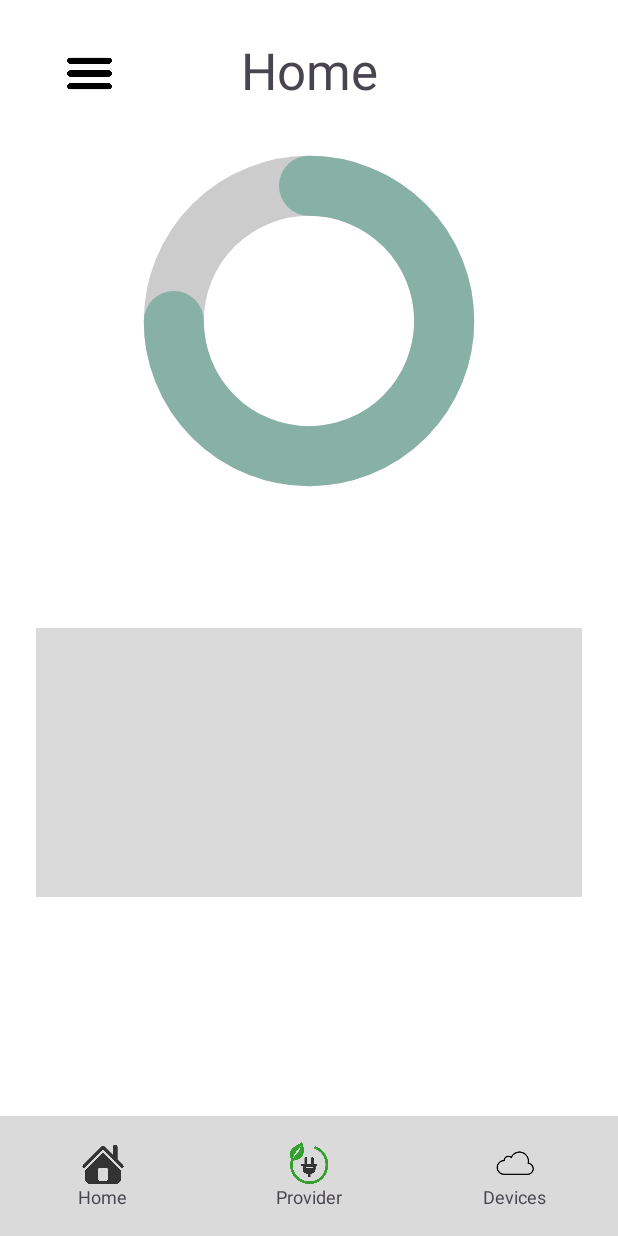
After one commit to VaccaMario/Optiwatt_AI, an Android app: the HomeActivity screen opened directly, with no data from a screen before it, on a phone screen of 412 x 824 dp. The commit adds this screen. Run offline under Robolectric (Android 15) with nearby library versions, the phone set to English and light mode, and no system bars.

Commit message:
aggiunta main con rocco della barra di navigazione e del chart con menu da img

```diff
--- a/app/build.gradle.kts
+++ b/app/build.gradle.kts
@@ -36,7 +36,6 @@ android {
 }
 
 dependencies {
-
     implementation(libs.androidx.core.ktx)
     implementation(libs.androidx.appcompat)
     implementation(libs.material)
--- a/app/src/main/AndroidManifest.xml
+++ b/app/src/main/AndroidManifest.xml
@@ -1,6 +1,7 @@
 <?xml version="1.0" encoding="utf-8"?>
 <manifest xmlns:android="http://schemas.android.com/apk/res/android"
-    xmlns:tools="http://schemas.android.com/tools">
+    xmlns:tools="http://schemas.android.com/tools"
+    package="com.example.optiwatt_ai">
 
     <application
         android:allowBackup="true"
@@ -12,18 +13,19 @@
         android:supportsRtl="true"
         android:theme="@style/Theme.Optiwatt_AI"
         tools:targetApi="31">
+
         <activity
             android:name=".MainActivity"
-            android:exported="false">
+            android:exported="true">
             <intent-filter>
                 <action android:name="android.intent.action.MAIN" />
-
                 <category android:name="android.intent.category.LAUNCHER" />
             </intent-filter>
         </activity>
-        <activity
-            android:name=".ProviderActivity"
-            android:exported="false" />
+
+        <activity android:name=".ProviderActivity" android:exported="false" />
+        <activity android:name=".HomeActivity" android:exported="false" />
+
     </application>
 
 </manifest>
--- /dev/null
+++ b/app/src/main/java/com/example/optiwatt_ai/HomeActivity.kt
@@ -0,0 +1,57 @@
+package com.example.optiwatt_ai
+
+import android.content.Intent
+import android.os.Bundle
+import android.widget.ImageView
+import android.widget.LinearLayout
+import android.widget.PopupMenu
+import android.widget.Toast
+import androidx.activity.enableEdgeToEdge
+import androidx.appcompat.app.AppCompatActivity
+import androidx.core.view.ViewCompat
+import androidx.core.view.WindowInsetsCompat
+
+class HomeActivity : AppCompatActivity() {
+    override fun onCreate(savedInstanceState: Bundle?) {
+        super.onCreate(savedInstanceState)
+        enableEdgeToEdge()
+        setContentView(R.layout.activity_home)
+
+        ViewCompat.setOnApplyWindowInsetsListener(findViewById(R.id.main)) { v, insets ->
+            val systemBars = insets.getInsets(WindowInsetsCompat.Type.systemBars())
+            v.setPadding(systemBars.left, systemBars.top, systemBars.right, systemBars.bottom)
+            insets
+        }
+
+        val ringChart = findViewById<RingChartView>(R.id.ringChart)
+        ringChart.percent = 0.75f
+        ringChart.invalidate()
+
+        val menuButton = findViewById<ImageView>(R.id.menuButton)
+
+        menuButton.setOnClickListener {
+            val popup = PopupMenu(this, menuButton)
+            popup.menuInflater.inflate(R.menu.popup_menu, popup.menu)
+
+            popup.setOnMenuItemClickListener { item ->
+                when (item.itemId) {
+                    R.id.go_to_provider -> {
+                        startActivity(Intent(this, ProviderActivity::class.java))
+                        true
+                    }
+                    R.id.go_to_home -> {
+                        startActivity(Intent(this, HomeActivity::class.java))
+                        true
+                    }
+                    else -> false
+                }
+            }
+
+            popup.show()
+        }
+
+        findViewById<LinearLayout>(R.id.navProvider).setOnClickListener {
+            startActivity(Intent(this, ProviderActivity::class.java))
+        }
+    }
+}
--- a/app/src/main/java/com/example/optiwatt_ai/ProviderActivity.kt
+++ b/app/src/main/java/com/example/optiwatt_ai/ProviderActivity.kt
@@ -1,6 +1,8 @@
 package com.example.optiwatt_ai
 
+import android.content.Intent
 import android.os.Bundle
+import android.widget.Button
 import androidx.activity.enableEdgeToEdge
 import androidx.appcompat.app.AppCompatActivity
 import androidx.core.view.ViewCompat
@@ -16,5 +18,13 @@ class ProviderActivity : AppCompatActivity() {
             v.setPadding(systemBars.left, systemBars.top, systemBars.right, systemBars.bottom)
             insets
         }
+        val skipButton = findViewById<Button>(R.id.skipButton)
+
+        skipButton.setOnClickListener {
+            val intent = Intent(this, HomeActivity::class.java)
+            startActivity(intent)
+            finish()
+        }
+
     }
 }
--- /dev/null
+++ b/app/src/main/java/com/example/optiwatt_ai/RingChartView.kt
@@ -0,0 +1,46 @@
+package com.example.optiwatt_ai
+
+import android.content.Context
+import android.graphics.Canvas
+import android.graphics.Color
+import android.graphics.Paint
+import android.util.AttributeSet
+import android.view.View
+
+class RingChartView(context: Context, attrs: AttributeSet) : View(context, attrs) {
+
+    var percent: Float = 0.65f // da 0.0f a 1.0f
+
+    private val backgroundPaint = Paint().apply {
+        color = Color.LTGRAY
+        style = Paint.Style.STROKE
+        strokeWidth = 60f
+        isAntiAlias = true
+    }
+
+    private val ringPaint = Paint().apply {
+        color = Color.parseColor("#86B1A4")
+        style = Paint.Style.STROKE
+        strokeWidth = 60f
+        isAntiAlias = true
+        strokeCap = Paint.Cap.ROUND
+    }
+
+    override fun onDraw(canvas: Canvas) {
+        super.onDraw(canvas)
+        val size = Math.min(width, height) * 0.8f
+        val left = (width - size) / 2
+        val top = (height - size) / 2
+        val right = left + size
+        val bottom = top + size
+
+        val oval = android.graphics.RectF(left, top, right, bottom)
+
+
+        canvas.drawArc(oval, 0f, 360f, false, backgroundPaint)
+
+
+        canvas.drawArc(oval, -90f, percent * 360f, false, ringPaint)
+    }
+}
+// codice preso da github e modificato
--- /dev/null
+++ b/app/src/main/res/layout/activity_home.xml
@@ -0,0 +1,160 @@
+<?xml version="1.0" encoding="utf-8"?>
+<androidx.constraintlayout.widget.ConstraintLayout
+    xmlns:android="http://schemas.android.com/apk/res/android"
+    xmlns:app="http://schemas.android.com/apk/res-auto"
+    xmlns:tools="http://schemas.android.com/tools"
+    android:id="@+id/main"
+    android:layout_width="match_parent"
+    android:layout_height="match_parent"
+    android:background="#FFFFFF"
+    tools:context=".HomeActivity">
+
+
+    <androidx.core.widget.NestedScrollView
+        android:id="@+id/scrollContent"
+        android:layout_width="0dp"
+        android:layout_height="0dp"
+        android:fillViewport="true"
+        app:layout_constraintTop_toTopOf="parent"
+        app:layout_constraintBottom_toTopOf="@+id/bottomBar"
+        app:layout_constraintStart_toStartOf="parent"
+        app:layout_constraintEnd_toEndOf="parent">
+
+        <androidx.constraintlayout.widget.ConstraintLayout
+            android:layout_width="match_parent"
+            android:layout_height="wrap_content"
+            android:padding="24dp">
+
+
+            <TextView
+                android:id="@+id/textHome"
+                android:layout_width="wrap_content"
+                android:layout_height="wrap_content"
+                android:text="Home"
+                android:textSize="34sp"
+                app:layout_constraintTop_toTopOf="parent"
+                app:layout_constraintStart_toStartOf="parent"
+                app:layout_constraintEnd_toEndOf="parent"
+                app:layout_constraintHorizontal_bias="0.5" />
+
+
+            <ImageView
+                android:id="@+id/menuButton"
+                android:layout_width="55dp"
+                android:layout_height="34dp"
+                android:layout_marginTop="8dp"
+                android:layout_marginStart="8dp"
+                android:src="@drawable/menu"
+                android:contentDescription="Menu"
+                android:clickable="true"
+                android:focusable="true"
+                app:layout_constraintTop_toTopOf="parent"
+                app:layout_constraintStart_toStartOf="parent" />
+
+
+            <com.example.optiwatt_ai.RingChartView
+                android:id="@+id/ringChart"
+                android:layout_width="260dp"
+                android:layout_height="225dp"
+                android:layout_marginTop="32dp"
+                app:layout_constraintTop_toBottomOf="@id/textHome"
+                app:layout_constraintStart_toStartOf="parent"
+                app:layout_constraintEnd_toEndOf="parent" />
+
+
+            <View
+                android:id="@+id/view"
+                android:layout_width="371dp"
+                android:layout_height="179dp"
+                android:layout_marginTop="92dp"
+                android:background="#DADADA"
+                app:layout_constraintTop_toBottomOf="@id/ringChart"
+                app:layout_constraintStart_toStartOf="parent"
+                app:layout_constraintEnd_toEndOf="parent" />
+
+        </androidx.constraintlayout.widget.ConstraintLayout>
+    </androidx.core.widget.NestedScrollView>
+
+
+    <LinearLayout
+        android:id="@+id/bottomBar"
+        android:layout_width="0dp"
+        android:layout_height="80dp"
+        android:orientation="horizontal"
+        android:background="#DADADA"
+        android:paddingTop="8dp"
+        android:paddingBottom="8dp"
+        android:gravity="center"
+        app:layout_constraintBottom_toBottomOf="parent"
+        app:layout_constraintStart_toStartOf="parent"
+        app:layout_constraintEnd_toEndOf="parent">
+
+
+        <LinearLayout
+            android:id="@+id/navHome"
+            android:layout_width="0dp"
+            android:layout_height="match_parent"
+            android:layout_weight="1"
+            android:orientation="vertical"
+            android:gravity="center">
+
+            <ImageView
+                android:layout_width="28dp"
+                android:layout_height="28dp"
+                android:src="@drawable/icon_home"
+                android:contentDescription="Home" />
+
+            <TextView
+                android:layout_width="wrap_content"
+                android:layout_height="wrap_content"
+                android:text="Home"
+                android:textSize="12sp" />
+        </LinearLayout>
+
+
+        <LinearLayout
+            android:id="@+id/navProvider"
+            android:layout_width="0dp"
+            android:layout_height="match_parent"
+            android:layout_weight="1"
+            android:orientation="vertical"
+            android:gravity="center">
+
+            <ImageView
+                android:layout_width="28dp"
+                android:layout_height="28dp"
+                android:src="@drawable/icon_providers"
+                android:contentDescription="Provider" />
+
+            <TextView
+                android:layout_width="wrap_content"
+                android:layout_height="wrap_content"
+                android:text="Provider"
+                android:textSize="12sp" />
+        </LinearLayout>
+
+
+        <LinearLayout
+            android:id="@+id/navDevices"
+            android:layout_width="0dp"
+            android:layout_height="match_parent"
+            android:layout_weight="1"
+            android:orientation="vertical"
+            android:gravity="center">
+
+            <ImageView
+                android:layout_width="28dp"
+                android:layout_height="28dp"
+                android:src="@drawable/icon_devices"
+                android:contentDescription="Devices" />
+
+            <TextView
+                android:layout_width="wrap_content"
+                android:layout_height="wrap_content"
+                android:text="Devices"
+                android:textSize="12sp" />
+        </LinearLayout>
+
+    </LinearLayout>
+
+</androidx.constraintlayout.widget.ConstraintLayout>
--- /dev/null
+++ b/app/src/main/res/menu/popup_menu.xml
@@ -0,0 +1,6 @@
+<menu xmlns:android="http://schemas.android.com/apk/res/android">
+    <item android:id="@+id/go_to_provider"
+        android:title="Provider Page"/>
+    <item android:id="@+id/go_to_home"
+        android:title="Home Page"/>
+</menu>
```
Also changed, not shown: app/src/main/res/drawable/icon_devices.png (added), app/src/main/res/drawable/icon_home.png (added), app/src/main/res/drawable/icon_providers.png (added), app/src/main/res/drawable/menu.png (added).
